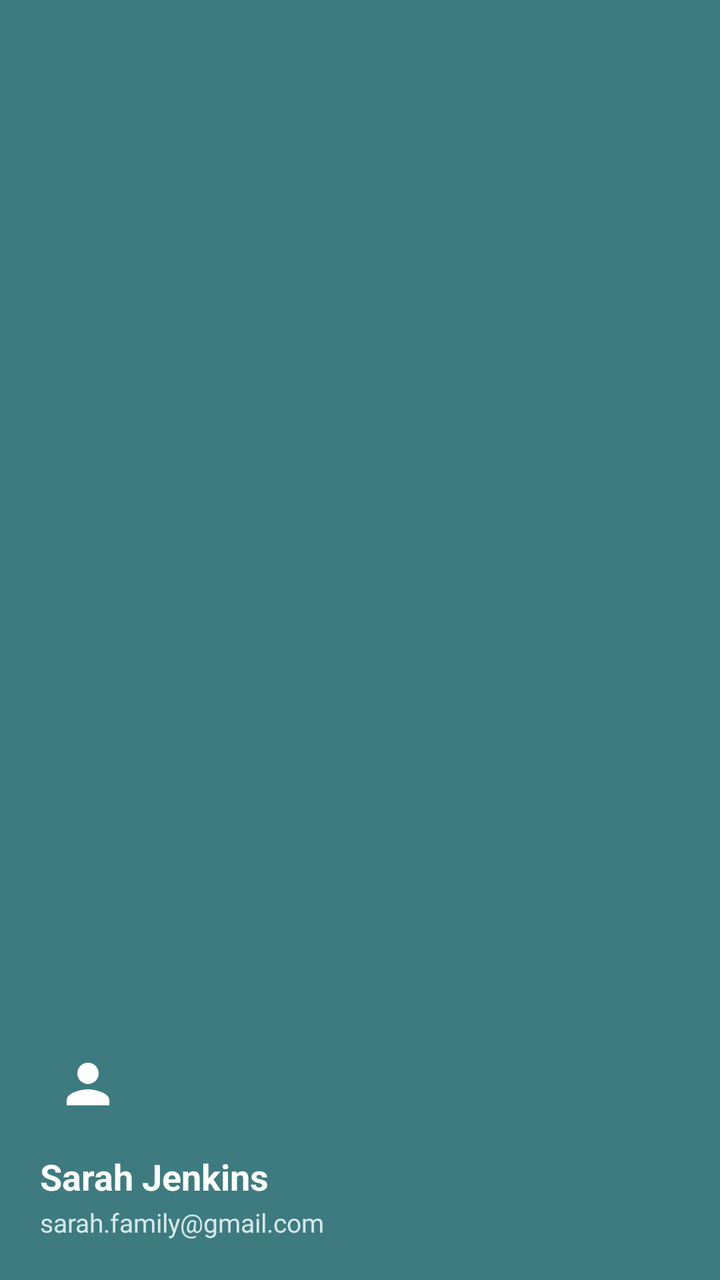
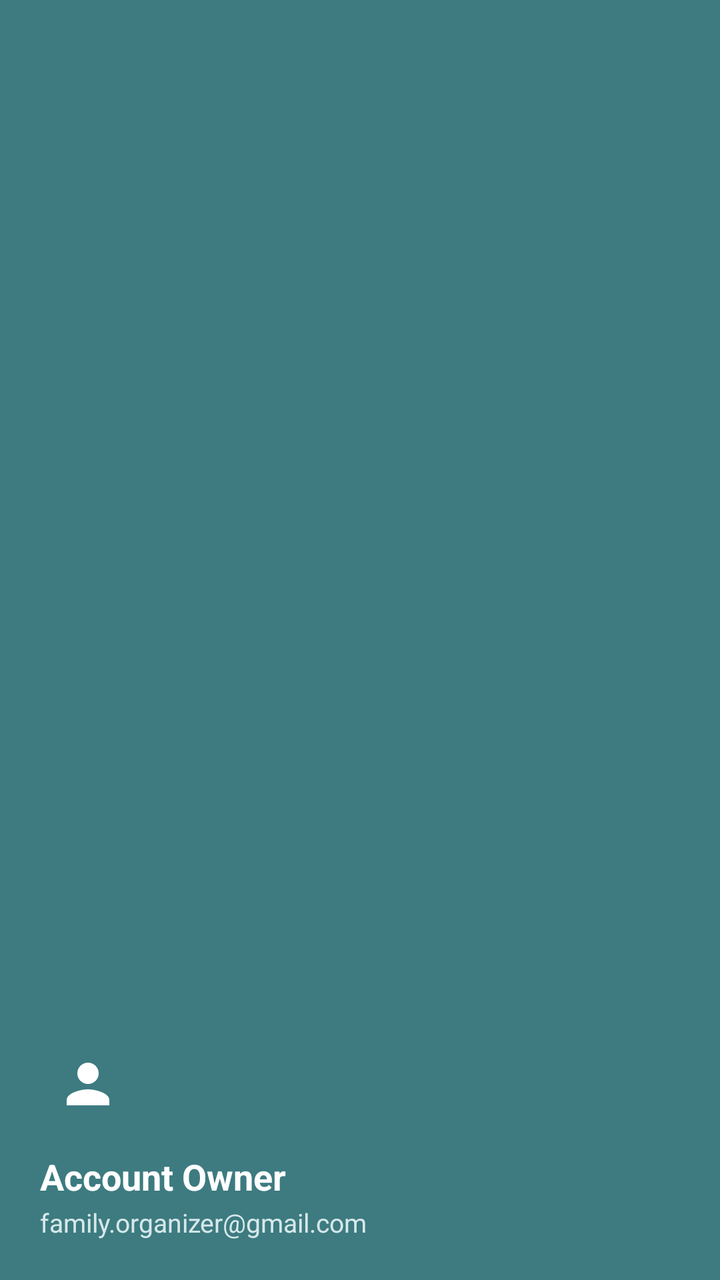

Two renders of the same Android screen: before a commit and after it. Below are the layout's source before the change and the commit's diff.
<!-- AndroidManifest.xml: application theme Theme.FamilyAIPlanner -->
<!-- res/layout/nav_header_drawer.xml -->
<?xml version="1.0" encoding="utf-8"?>
<LinearLayout xmlns:android="http://schemas.android.com/apk/res/android"
    android:layout_width="match_parent"
    android:layout_height="176dp"
    android:background="@color/primaryTeal"
    android:gravity="bottom"
    android:orientation="vertical"
    android:padding="20dp"
    android:theme="@style/ThemeOverlay.AppCompat.Dark">

    <ImageView
        android:layout_width="48dp"
        android:layout_height="48dp"
        android:background="@drawable/tile_icon_circle"
        android:contentDescription="Profile avatar"
        android:padding="8dp"
        android:src="@drawable/ic_profile" />

    <TextView
        android:id="@+id/drawerUserName"
        android:layout_width="wrap_content"
        android:layout_height="wrap_content"
        android:layout_marginTop="10dp"
        android:text="Sarah Jenkins"
        android:textColor="@color/textWhite"
        android:textSize="18sp"
        android:textStyle="bold" />

    <TextView
        android:id="@+id/drawerUserEmail"
        android:layout_width="wrap_content"
        android:layout_height="wrap_content"
        android:layout_marginTop="2dp"
        android:text="sarah.family@gmail.com"
        android:textColor="@color/tileTealLight"
        android:textSize="13sp" />

</LinearLayout>
<!-- resources referenced by this layout -->
<resources>
  <color name="primaryTeal">#3D7B80</color>
  <color name="textWhite">#FFFFFF</color>
  <color name="tileTealLight">#D6E8EA</color>
  <!-- drawable ic_profile (drawable) -->
  <vector xmlns:android="http://schemas.android.com/apk/res/android"
      android:width="28dp"
      android:height="28dp"
      android:viewportWidth="24"
      android:viewportHeight="24">
      <path
          android:fillColor="#FFFFFF"
          android:pathData="M12,12c2.21,0 4,-1.79 4,-4s-1.79,-4 -4,-4 -4,1.79 -4,4 1.79,4 4,4zm0,2c-2.67,0 -8,1.34 -8,4v2h16v-2c0,-2.66 -5.33,-4 -8,-4z" />
  </vector>
  <!-- drawable tile_icon_circle (drawable) -->
  <?xml version="1.0" encoding="utf-8"?>
  <shape xmlns:android="http://schemas.android.com/apk/res/android"
      android:shape="oval">
      <solid android:color="@color/primaryTeal" />
  </shape>
  <style name="Theme.FamilyAIPlanner" parent="Theme.Material3.Light.NoActionBar">
          <item name="colorPrimary">@color/primaryTeal</item>
          <item name="colorPrimaryContainer">@color/tileTealLight</item>
          <item name="colorSecondary">@color/colorSecondary</item>
          <item name="android:statusBarColor">@color/primaryTeal</item>
          <item name="android:navigationBarColor">@color/surfaceWhite</item>
          <item name="android:windowBackground">@color/bgMint</item>
      </style>
  <color name="colorSecondary">#4A8B90</color>
  <color name="surfaceWhite">#FFFFFF</color>
  <color name="bgMint">#EBF3F4</color>
</resources>

<!-- the commit's change to res/layout/nav_header_drawer.xml (unified diff, before → after) -->
@@ -21,7 +21,7 @@
         android:layout_width="wrap_content"
         android:layout_height="wrap_content"
         android:layout_marginTop="10dp"
-        android:text="Sarah Jenkins"
+        android:text="Account Owner"
         android:textColor="@color/textWhite"
         android:textSize="18sp"
         android:textStyle="bold" />
@@ -31,7 +31,7 @@
         android:layout_width="wrap_content"
         android:layout_height="wrap_content"
         android:layout_marginTop="2dp"
-        android:text="sarah.family@gmail.com"
+        android:text="family.organizer@gmail.com"
         android:textColor="@color/tileTealLight"
         android:textSize="13sp" />
 
